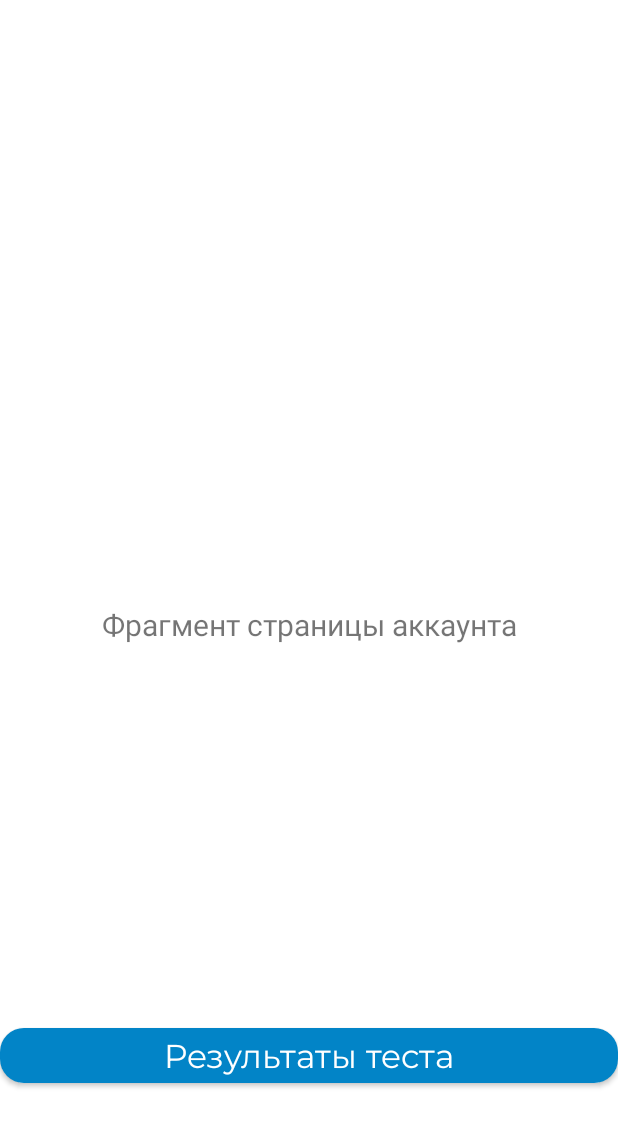
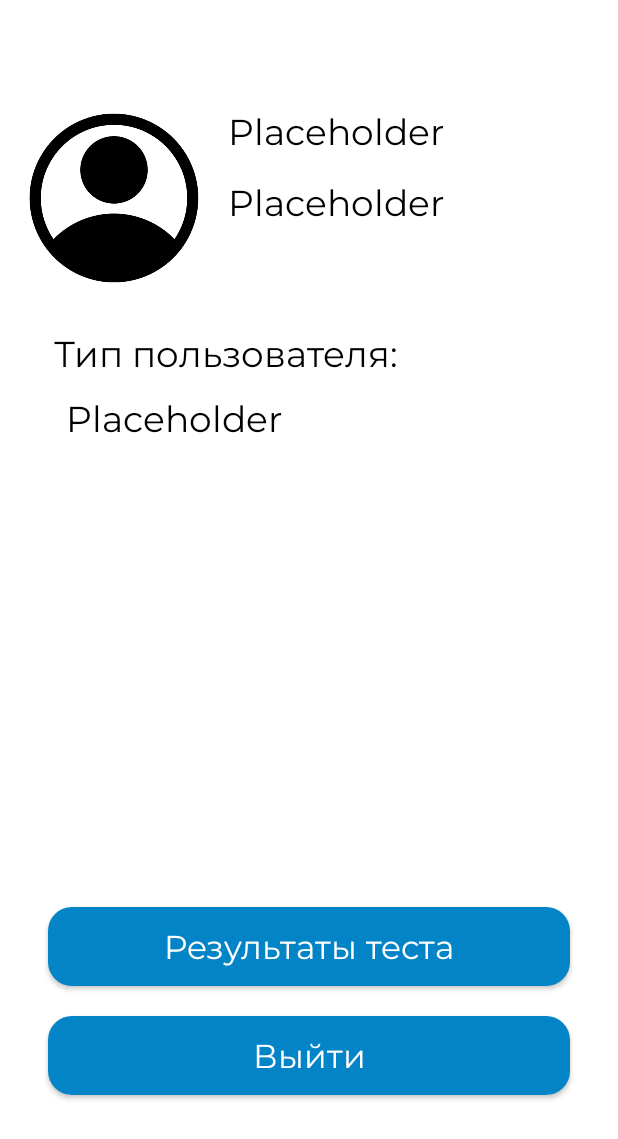
Before and after one commit to NoctemCat/Study-Job, an Android app: the fragment AccountFragment placed in its activity, on a phone screen of 412 x 824 dp. Shown: the top 1139 px of the screen. Run offline under Robolectric (Android 15) with nearby library versions, the phone set to English and light mode, and no system bars; 4 statements that could not run were skipped.

Commit message:
Зделан кабинет пользователя

```diff
--- a/app/src/main/java/com/example/study_job/ContentFragment.kt
+++ b/app/src/main/java/com/example/study_job/ContentFragment.kt
@@ -30,9 +30,7 @@ class ContentFragment : Fragment() {
         _binding = FragmentContentBinding.inflate(inflater, container, false)
 
         val root: View = binding.root
-        val navHost: View = binding.navHostFragmentActivityMain
         val navView: BottomNavigationView = binding.navView
-        //navView.itemIconTintList = null
 
         if(savedInstanceState == null){
             replaceFragment(HomeFragment())
@@ -58,6 +56,8 @@ class ContentFragment : Fragment() {
             }
             true
         }
+
+
 
         return root
     }
--- a/app/src/main/java/com/example/study_job/data/user/SharedPrefManager.kt
+++ b/app/src/main/java/com/example/study_job/data/user/SharedPrefManager.kt
@@ -43,7 +43,6 @@ class SharedPrefManager {
             editor.apply()
         }
 
-        //this method will checker whether user is already logged in or not
         fun isLoggedIn(context: Context): Boolean{
             val sharedPreferences: SharedPreferences = context.getSharedPreferences(
                 SHARED_PREF_NAME, Context.MODE_PRIVATE
@@ -79,7 +78,6 @@ class SharedPrefManager {
             editor.apply()
         }
 
-        //this method will logout the user
         fun logout(context: Context) {
             val sharedPreferences: SharedPreferences = context.getSharedPreferences(
                 SHARED_PREF_NAME, Context.MODE_PRIVATE
--- a/app/src/main/java/com/example/study_job/ui/account/AccountFragment.kt
+++ b/app/src/main/java/com/example/study_job/ui/account/AccountFragment.kt
@@ -30,14 +30,7 @@ class AccountFragment : BaseFragment(){
     ): View {
         _binding = FragmentAccountBinding.inflate(inflater, container, false)
         val root: View = binding.root
-        val textView: TextView = binding.textAccount
         val gotoPersonaBtn: MaterialButton = binding.gotoPersonaBtn
-
-        val notificationsViewModel =
-            ViewModelProvider(this)[AccountViewModel::class.java]
-        notificationsViewModel.text.observe(viewLifecycleOwner) {
-            textView.text = it
-        }
 
         gotoPersonaBtn.setOnClickListener {
             val user = SharedPrefManager.getUser(gotoPersonaBtn.context)
@@ -57,6 +50,33 @@ class AccountFragment : BaseFragment(){
                 ).commit()
             }
         }
+
+        val user = SharedPrefManager.getUser(root.context)
+
+        val tvUserName: TextView = binding.tvUserName
+        val tvUserAge: TextView = binding.tvUserAge
+        val tvUserType: TextView = binding.tvUserType
+
+        tvUserName.text = user.name
+        tvUserAge.text = user.age.toString()
+
+        when (user.role) {
+            "school" -> {
+                tvUserType.text = "Школьник"
+            }
+            "student" -> {
+                tvUserType.text = "Студент"
+            }
+            "teacher" -> {
+                tvUserType.text = "Преподаватель"
+            }
+        }
+
+        val logout: MaterialButton = binding.logoutBtn
+        logout.setOnClickListener {
+            SharedPrefManager.logout(logout.context)
+        }
+
         return root
     }
 
--- a/app/src/main/res/layout/fragment_account.xml
+++ b/app/src/main/res/layout/fragment_account.xml
@@ -8,31 +8,112 @@
     android:paddingBottom="@dimen/BotNavBarHeight"
     tools:context=".ui.account.AccountFragment">
 
-    <TextView
-        android:id="@+id/text_account"
+    <LinearLayout
+        android:id="@+id/linearLayout"
         android:layout_width="match_parent"
         android:layout_height="wrap_content"
-        android:layout_marginStart="8dp"
-        android:layout_marginTop="8dp"
-        android:layout_marginEnd="8dp"
-        android:textAlignment="center"
-        android:textSize="20sp"
-        app:layout_constraintBottom_toBottomOf="parent"
+        android:orientation="horizontal"
         app:layout_constraintEnd_toEndOf="parent"
         app:layout_constraintStart_toStartOf="parent"
-        app:layout_constraintTop_toTopOf="parent" />
+        app:layout_constraintTop_toTopOf="parent">
+
+        <ImageView
+            android:id="@+id/imageAvatar"
+            android:layout_width="120dp"
+            android:layout_height="120dp"
+            android:layout_margin="16dp"
+            android:src="@drawable/resource_default" />
+
+        <LinearLayout
+            android:layout_width="match_parent"
+            android:layout_height="wrap_content"
+            android:orientation="vertical">
+
+            <TextView
+                android:id="@+id/tvUserName"
+                android:layout_width="match_parent"
+                android:layout_height="wrap_content"
+                android:layout_marginTop="16dp"
+                android:fontFamily="@font/montserrat"
+                android:text="Placeholder"
+                android:textColor="#000000"
+                android:textSize="24sp" />
+
+            <TextView
+                android:id="@+id/tvUserAge"
+                android:layout_width="match_parent"
+                android:layout_height="wrap_content"
+                android:layout_marginTop="16dp"
+                android:fontFamily="@font/montserrat"
+                android:text="Placeholder"
+                android:textColor="#000000"
+                android:textSize="24sp" />
+
+        </LinearLayout>
+
+    </LinearLayout>
+
+    <TextView
+        android:id="@+id/tvTypeLabel"
+        android:layout_width="match_parent"
+        android:layout_height="wrap_content"
+        android:layout_marginStart="24dp"
+        android:fontFamily="@font/montserrat"
+        android:padding="12dp"
+        android:text="Тип пользователя:"
+        android:textColor="#000000"
+        android:textSize="24sp"
+        app:layout_constraintEnd_toEndOf="parent"
+        app:layout_constraintStart_toStartOf="parent"
+        app:layout_constraintTop_toBottomOf="@+id/linearLayout" />
+
+    <TextView
+        android:id="@+id/tvUserType"
+        android:layout_width="match_parent"
+        android:layout_height="wrap_content"
+        android:layout_marginStart="32dp"
+        android:fontFamily="@font/montserrat"
+        android:paddingStart="12dp"
+        android:paddingEnd="12dp"
+        android:paddingBottom="12dp"
+        android:text="Placeholder"
+        android:textColor="#000000"
+        android:textSize="24sp"
+        app:layout_constraintEnd_toEndOf="parent"
+        app:layout_constraintStart_toStartOf="parent"
+        app:layout_constraintTop_toBottomOf="@+id/tvTypeLabel" />
 
     <com.google.android.material.button.MaterialButton
         android:id="@+id/goto_persona_btn"
         android:layout_width="match_parent"
         android:layout_height="wrap_content"
+        android:layout_marginStart="32dp"
+        android:layout_marginEnd="32dp"
+        android:layout_marginBottom="8dp"
+        android:fontFamily="@font/montserrat"
+        android:padding="12dp"
+        android:text="Результаты теста"
+        android:textAppearance="@style/TextAppearance.AppCompat.Large"
+        app:backgroundTint="#0284C7"
+        app:cornerRadius="16dp"
+        app:layout_constraintBottom_toTopOf="@+id/logout_btn"
+        app:layout_constraintEnd_toEndOf="parent"
+        app:layout_constraintStart_toStartOf="parent" />
+
+    <com.google.android.material.button.MaterialButton
+        android:id="@+id/logout_btn"
+        android:layout_width="match_parent"
+        android:layout_height="wrap_content"
+        android:layout_margin="32dp"
         android:layout_marginBottom="40dp"
         android:fontFamily="@font/montserrat"
-        android:text="Результаты теста"
+        android:padding="12dp"
+        android:text="Выйти"
         android:textAppearance="@style/TextAppearance.AppCompat.Large"
         app:backgroundTint="#0284C7"
         app:cornerRadius="16dp"
         app:layout_constraintBottom_toBottomOf="parent"
         app:layout_constraintEnd_toEndOf="parent"
         app:layout_constraintStart_toStartOf="parent" />
+
 </androidx.constraintlayout.widget.ConstraintLayout>
```
